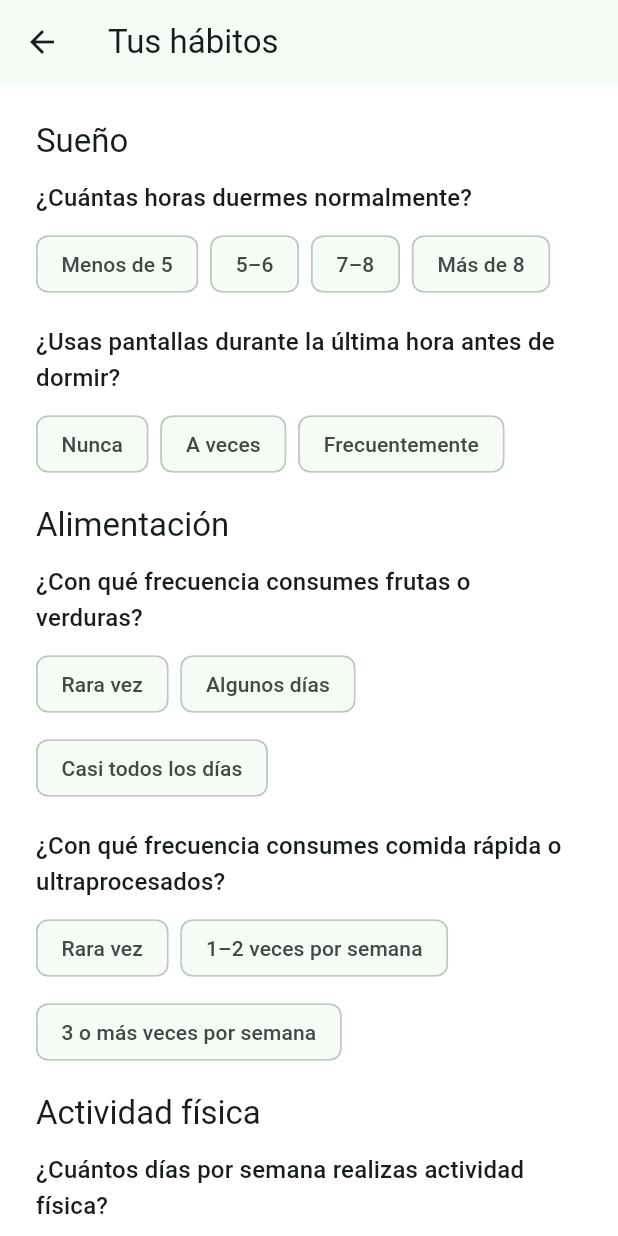
After one commit to FedeJGM/HabitQ, a Flutter app: the OnboardingHabitsScreen screen opened by its route, on a phone screen of 412 x 824 dp. The commit adds this screen. Run offline on Flutter 3.47's test engine with Material 3 defaults, Android fonts, the phone set to English and light mode, and no system bars; our stand-ins replace flutter_secure_storage, google_sign_in; accounts and stored records are empty.

Commit message:
feat: add habit questions step to onboarding
Add the six habit domains from plan section 11 (sleep, nutrition,
physical activity, hydration, screen time, stress; 9 questions total)
as a scrollable questionnaire that posts one HabitAnswer per question
to POST /habits. Wire it as the step after perfil básico instead of
going straight to Home.

```diff
--- a/mobile/lib/app_routes.dart
+++ b/mobile/lib/app_routes.dart
@@ -2,6 +2,7 @@ import 'package:flutter/material.dart';
 
 import 'features/auth/login_screen.dart';
 import 'features/home/home_screen.dart';
+import 'features/onboarding/onboarding_habits_screen.dart';
 import 'features/onboarding/onboarding_screen.dart';
 
 /// Central route table. Add new named routes here as each feature screen
@@ -9,11 +10,13 @@ import 'features/onboarding/onboarding_screen.dart';
 class AppRoutes {
   static const login = '/login';
   static const onboarding = '/onboarding';
+  static const onboardingHabits = '/onboarding/habits';
   static const home = '/home';
 
   static Map<String, WidgetBuilder> get table => {
         login: (_) => const LoginScreen(),
         onboarding: (_) => const OnboardingScreen(),
+        onboardingHabits: (_) => const OnboardingHabitsScreen(),
         home: (_) => const HomeScreen(),
       };
 }
--- /dev/null
+++ b/mobile/lib/features/habits/habits_service.dart
@@ -0,0 +1,27 @@
+import '../../core/networking/api_client.dart';
+
+class HabitAnswer {
+  const HabitAnswer({required this.domain, required this.key, required this.value});
+
+  final String domain;
+  final String key;
+  final String value;
+}
+
+class HabitsService {
+  HabitsService({ApiClient? apiClient}) : _apiClient = apiClient ?? ApiClient();
+
+  final ApiClient _apiClient;
+
+  /// POST /habits creates one record per answer (append-only log), so
+  /// answers are submitted sequentially and the first failure aborts.
+  Future<void> submitAnswers(List<HabitAnswer> answers) async {
+    for (final answer in answers) {
+      await _apiClient.post('/habits', {
+        'domain': answer.domain,
+        'key': answer.key,
+        'value': answer.value,
+      });
+    }
+  }
+}
--- /dev/null
+++ b/mobile/lib/features/onboarding/onboarding_habits_screen.dart
@@ -0,0 +1,270 @@
+import 'package:flutter/material.dart';
+
+import '../../app_routes.dart';
+import '../../core/networking/api_client.dart';
+import '../../core/theme/app_theme.dart';
+import '../habits/habits_service.dart';
+
+class _HabitOption {
+  const _HabitOption(this.value, this.label);
+
+  final String value;
+  final String label;
+}
+
+class _HabitQuestion {
+  const _HabitQuestion({
+    required this.domain,
+    required this.key,
+    required this.prompt,
+    required this.options,
+  });
+
+  final String domain;
+  final String key;
+  final String prompt;
+  final List<_HabitOption> options;
+}
+
+class _HabitDomainSection {
+  const _HabitDomainSection({required this.title, required this.questions});
+
+  final String title;
+  final List<_HabitQuestion> questions;
+}
+
+/// The six habit domains from plan section 11, one question set each.
+const _sections = [
+  _HabitDomainSection(
+    title: 'Sueño',
+    questions: [
+      _HabitQuestion(
+        domain: 'sleep',
+        key: 'hours',
+        prompt: '¿Cuántas horas duermes normalmente?',
+        options: [
+          _HabitOption('less_5', 'Menos de 5'),
+          _HabitOption('5_6', '5–6'),
+          _HabitOption('7_8', '7–8'),
+          _HabitOption('more_8', 'Más de 8'),
+        ],
+      ),
+      _HabitQuestion(
+        domain: 'sleep',
+        key: 'screen_before_bed',
+        prompt: '¿Usas pantallas durante la última hora antes de dormir?',
+        options: [
+          _HabitOption('never', 'Nunca'),
+          _HabitOption('sometimes', 'A veces'),
+          _HabitOption('often', 'Frecuentemente'),
+        ],
+      ),
+    ],
+  ),
+  _HabitDomainSection(
+    title: 'Alimentación',
+    questions: [
+      _HabitQuestion(
+        domain: 'nutrition',
+        key: 'fruits_vegetables',
+        prompt: '¿Con qué frecuencia consumes frutas o verduras?',
+        options: [
+          _HabitOption('rarely', 'Rara vez'),
+          _HabitOption('some_days', 'Algunos días'),
+          _HabitOption('almost_daily', 'Casi todos los días'),
+        ],
+      ),
+      _HabitQuestion(
+        domain: 'nutrition',
+        key: 'fast_food',
+        prompt: '¿Con qué frecuencia consumes comida rápida o ultraprocesados?',
+        options: [
+          _HabitOption('rarely', 'Rara vez'),
+          _HabitOption('weekly_1_2', '1–2 veces por semana'),
+          _HabitOption('weekly_3_plus', '3 o más veces por semana'),
+        ],
+      ),
+    ],
+  ),
+  _HabitDomainSection(
+    title: 'Actividad física',
+    questions: [
+      _HabitQuestion(
+        domain: 'physical_activity',
+        key: 'days_per_week',
+        prompt: '¿Cuántos días por semana realizas actividad física?',
+        options: [
+          _HabitOption('0', '0'),
+          _HabitOption('1_2', '1–2'),
+          _HabitOption('3_4', '3–4'),
+          _HabitOption('5_plus', '5 o más'),
+        ],
+      ),
+      _HabitQuestion(
+        domain: 'physical_activity',
+        key: 'sedentary_hours',
+        prompt: '¿Pasas varias horas seguidas sentado?',
+        options: [
+          _HabitOption('yes', 'Sí'),
+          _HabitOption('no', 'No'),
+        ],
+      ),
+    ],
+  ),
+  _HabitDomainSection(
+    title: 'Hidratación',
+    questions: [
+      _HabitQuestion(
+        domain: 'hydration',
+        key: 'daily_intake',
+        prompt: '¿Cómo describirías tu consumo diario de agua?',
+        options: [
+          _HabitOption('low', 'Bajo'),
+          _HabitOption('moderate', 'Moderado'),
+          _HabitOption('adequate', 'Adecuado'),
+        ],
+      ),
+    ],
+  ),
+  _HabitDomainSection(
+    title: 'Uso de pantallas',
+    questions: [
+      _HabitQuestion(
+        domain: 'screen_time',
+        key: 'recreational_hours',
+        prompt: '¿Cuánto tiempo recreativo pasas frente a pantallas?',
+        options: [
+          _HabitOption('less_2h', 'Menos de 2 horas'),
+          _HabitOption('2_4h', '2–4 horas'),
+          _HabitOption('more_4h', 'Más de 4 horas'),
+        ],
+      ),
+    ],
+  ),
+  _HabitDomainSection(
+    title: 'Manejo del estrés',
+    questions: [
+      _HabitQuestion(
+        domain: 'stress',
+        key: 'frequency',
+        prompt: '¿Con qué frecuencia sientes estrés durante tu rutina?',
+        options: [
+          _HabitOption('rarely', 'Rara vez'),
+          _HabitOption('sometimes', 'A veces'),
+          _HabitOption('often', 'Frecuentemente'),
+        ],
+      ),
+    ],
+  ),
+];
+
+/// Per-domain habit questions step of onboarding, following the perfil
+/// básico step. Answers become one habit_records row each via POST /habits.
+class OnboardingHabitsScreen extends StatefulWidget {
+  const OnboardingHabitsScreen({super.key, this.habitsService});
+
+  final HabitsService? habitsService;
+
+  @override
+  State<OnboardingHabitsScreen> createState() => _OnboardingHabitsScreenState();
+}
+
+class _OnboardingHabitsScreenState extends State<OnboardingHabitsScreen> {
+  late final HabitsService _habitsService;
+  final Map<String, String> _answers = {};
+  bool _isSaving = false;
+  String? _errorMessage;
+
+  static final int _totalQuestions =
+      _sections.fold(0, (sum, section) => sum + section.questions.length);
+
+  @override
+  void initState() {
+    super.initState();
+    _habitsService = widget.habitsService ?? HabitsService();
+  }
+
+  Future<void> _handleContinue() async {
+    if (_answers.length < _totalQuestions) {
+      setState(() => _errorMessage = 'Responde todas las preguntas para continuar.');
+      return;
+    }
+
+    setState(() {
+      _isSaving = true;
+      _errorMessage = null;
+    });
+
+    try {
+      final answers = [
+        for (final section in _sections)
+          for (final question in section.questions)
+            HabitAnswer(
+              domain: question.domain,
+              key: question.key,
+              value: _answers[question.key]!,
+            ),
+      ];
+      await _habitsService.submitAnswers(answers);
+      if (!mounted) return;
+      Navigator.of(context).pushReplacementNamed(AppRoutes.home);
+    } on ApiException catch (e) {
+      setState(() => _errorMessage = e.message);
+    } finally {
+      if (mounted) setState(() => _isSaving = false);
+    }
+  }
+
+  @override
+  Widget build(BuildContext context) {
+    return Scaffold(
+      appBar: AppBar(title: const Text('Tus hábitos')),
+      body: SafeArea(
+        child: SingleChildScrollView(
+          padding: const EdgeInsets.all(24),
+          child: Column(
+            crossAxisAlignment: CrossAxisAlignment.stretch,
+            children: [
+              for (final section in _sections) ...[
+                Text(section.title, style: Theme.of(context).textTheme.titleLarge),
+                const SizedBox(height: 12),
+                for (final question in section.questions) ...[
+                  Text(question.prompt, style: Theme.of(context).textTheme.titleMedium),
+                  const SizedBox(height: 8),
+                  Wrap(
+                    spacing: 8,
+                    runSpacing: 8,
+                    children: question.options.map((option) {
+                      return ChoiceChip(
+                        key: ValueKey('${question.key}:${option.value}'),
+                        label: Text(option.label),
+                        selected: _answers[question.key] == option.value,
+                        onSelected: (_) =>
+                            setState(() => _answers[question.key] = option.value),
+                      );
+                    }).toList(),
+                  ),
+                  const SizedBox(height: 16),
+                ],
+              ],
+              if (_errorMessage != null) ...[
+                Text(_errorMessage!, style: const TextStyle(color: AppColors.error)),
+                const SizedBox(height: 16),
+              ],
+              ElevatedButton(
+                onPressed: _isSaving ? null : _handleContinue,
+                child: _isSaving
+                    ? const SizedBox(
+                        width: 18,
+                        height: 18,
+                        child: CircularProgressIndicator(strokeWidth: 2, color: Colors.white),
+                      )
+                    : const Text('Finalizar'),
+              ),
+            ],
+          ),
+        ),
+      ),
+    );
+  }
+}
--- a/mobile/lib/features/onboarding/onboarding_screen.dart
+++ b/mobile/lib/features/onboarding/onboarding_screen.dart
@@ -58,7 +58,7 @@ class _OnboardingScreenState extends State<OnboardingScreen> {
         mainGoal: _selectedGoal!,
       );
       if (!mounted) return;
-      Navigator.of(context).pushReplacementNamed(AppRoutes.home);
+      Navigator.of(context).pushReplacementNamed(AppRoutes.onboardingHabits);
     } on ApiException catch (e) {
       setState(() => _errorMessage = e.message);
     } finally {
```
Also changed, not shown: 4 other files.
